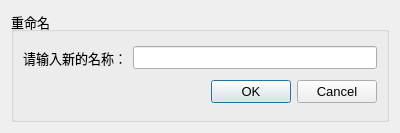
The window that RSStalk/renamedialog.ui (oduiwei/RSStalk) describes before a commit, drawn with Qt 5.
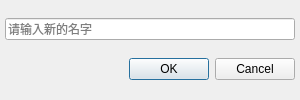
The same window after the commit.

What changed in the file:
```diff
--- a/RSStalk/renamedialog.ui
+++ b/RSStalk/renamedialog.ui
@@ -6,43 +6,47 @@
    <rect>
     <x>0</x>
     <y>0</y>
-    <width>400</width>
-    <height>133</height>
+    <width>300</width>
+    <height>100</height>
    </rect>
   </property>
+  <property name="minimumSize">
+   <size>
+    <width>300</width>
+    <height>100</height>
+   </size>
+  </property>
+  <property name="maximumSize">
+   <size>
+    <width>300</width>
+    <height>100</height>
+   </size>
+  </property>
   <property name="windowTitle">
    <string>Dialog</string>
   </property>
-  <layout class="QVBoxLayout" name="verticalLayout_2">
-   <item>
-    <widget class="QGroupBox" name="groupBox">
-     <property name="font">
-      <font>
-       <pointsize>10</pointsize>
-      </font>
-     </property>
-     <property name="title">
-      <string>重命名</string>
-     </property>
      <layout class="QVBoxLayout" name="verticalLayout">
-      <item>
-       <layout class="QHBoxLayout" name="horizontalLayout">
-        <item>
-         <widget class="QLabel" name="label">
-          <property name="font">
-           <font>
-            <pointsize>10</pointsize>
-           </font>
-          </property>
-          <property name="text">
-           <string>请输入新的名称：</string>
-          </property>
-         </widget>
-        </item>
-        <item>
-         <widget class="QLineEdit" name="lineEdit"/>
-        </item>
-       </layout>
+   <property name="spacing">
+    <number>0</number>
+   </property>
+   <property name="leftMargin">
+    <number>5</number>
+   </property>
+   <property name="topMargin">
+    <number>0</number>
+   </property>
+   <property name="rightMargin">
+    <number>5</number>
+   </property>
+   <property name="bottomMargin">
+    <number>0</number>
+   </property>
+   <item>
+    <widget class="QLineEdit" name="lineEdit">
+     <property name="placeholderText">
+      <string>请输入新的名字</string>
+     </property>
+    </widget>
       </item>
       <item>
        <widget class="QDialogButtonBox" name="buttonBox">
@@ -52,9 +56,6 @@
         <property name="standardButtons">
          <set>QDialogButtonBox::Cancel|QDialogButtonBox::Ok</set>
         </property>
-       </widget>
-      </item>
-     </layout>
     </widget>
    </item>
   </layout>
```
Lines whose indentation alone changed are shown as unchanged.
